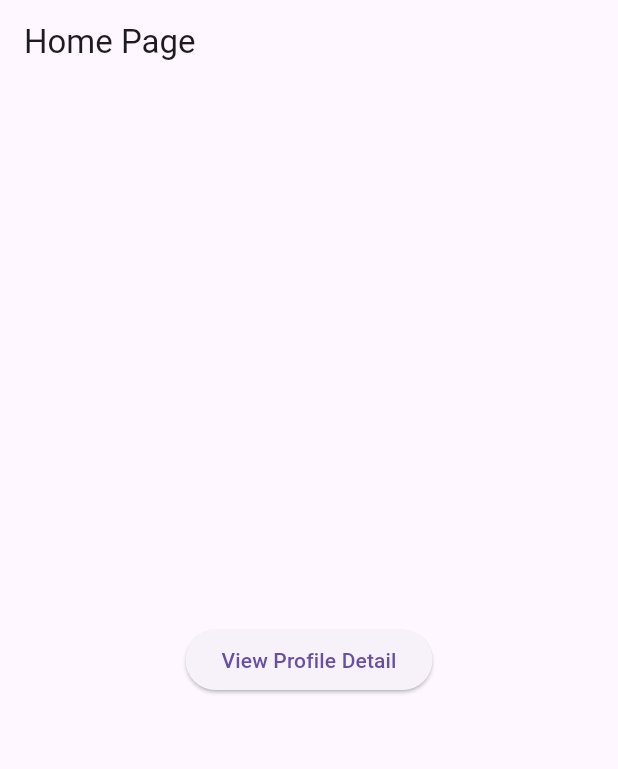
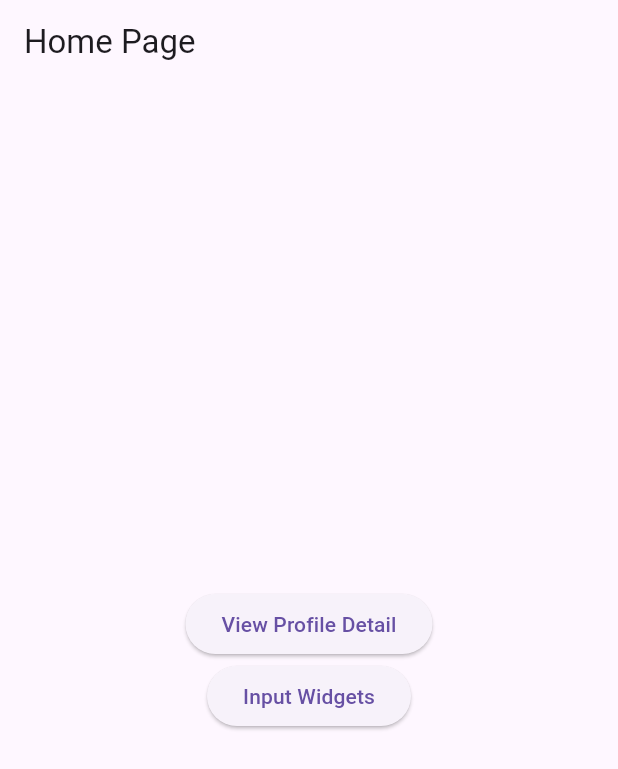
Before and after one commit to chaitanya-kumar-dewangan/third-flutter, a Flutter app: the screen it shows after launch, on a phone screen of 412 x 824 dp. Shown: the top 769 px of the screen. Run offline on Flutter 3.47's test engine with Material 3 defaults, Android fonts, the phone set to English and light mode, and no system bars.

Commit message:
TextField

```diff
--- a/lib/HomePage.dart
+++ b/lib/HomePage.dart
@@ -1,9 +1,15 @@
 import 'package:flutter/material.dart';
+import 'package:third/InputWidgets.dart';
 import 'package:third/Profile.dart';
 
-class HomePage extends StatelessWidget {
+class HomePage extends StatefulWidget {
   const HomePage({super.key});
 
+  @override
+  State<HomePage> createState() => _HomePageState();
+}
+
+class _HomePageState extends State<HomePage> {
   @override
   Widget build(BuildContext context) {
     return Scaffold(
@@ -19,7 +25,13 @@ class HomePage extends StatelessWidget {
                   Navigator.push(context,
                       MaterialPageRoute(builder: (context) => Profile()),);
                 },
-                child: Text('View Profile Detail'))
+                child: Text('View Profile Detail')),
+            ElevatedButton(
+                onPressed: () {
+                  Navigator.push(context,
+                    MaterialPageRoute(builder: (context) => Inputwidgets()),);
+                },
+                child: Text('Input Widgets')),
           ],
         ),
       ),
```
Also changed, not shown: lib/InputWidgets.dart (added, +42 -0 lines).
